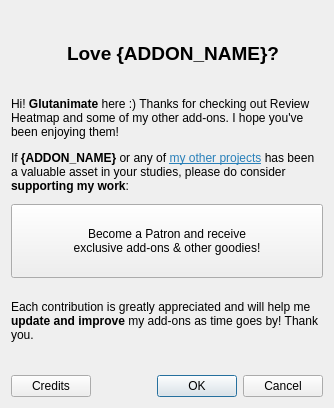
Qt form designer/contrib.ui (glutanimate/review-heatmap) before a commit.
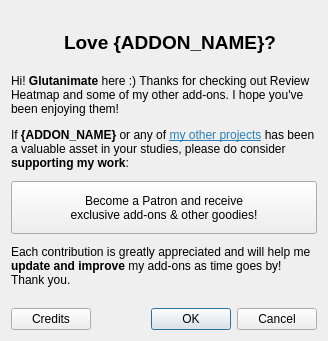
The same form after that commit. Icons and pictures are not drawn.

Commit message: Do not  pre-specify window sizes

```diff
--- a/designer/contrib.ui
+++ b/designer/contrib.ui
@@ -2,14 +2,6 @@
 <ui version="4.0">
  <class>Dialog</class>
  <widget class="QDialog" name="Dialog">
-  <property name="geometry">
-   <rect>
-    <x>0</x>
-    <y>0</y>
-    <width>334</width>
-    <height>408</height>
-   </rect>
-  </property>
   <property name="sizePolicy">
    <sizepolicy hsizetype="Minimum" vsizetype="Minimum">
     <horstretch>0</horstretch>
```
The commit also changes 1 other file.
